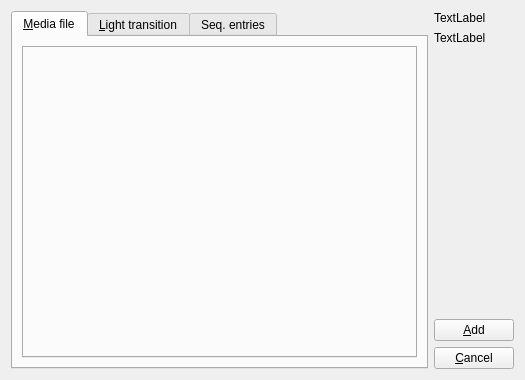
This is src/dialogs/ActionTargetSelectorDialog.ui in AngeloFrancabandiera/starvax-player as Qt 5 draws it before an edit. The edited form follows.
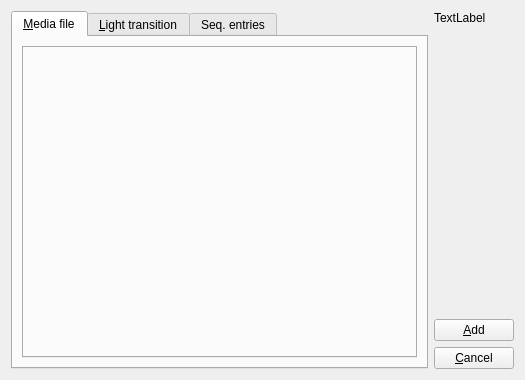
This is the edited form.

Commit message: insertion of events in script with "add" button

The edit to the form file:
```diff
--- a/src/dialogs/ActionTargetSelectorDialog.ui
+++ b/src/dialogs/ActionTargetSelectorDialog.ui
@@ -95,7 +95,7 @@
    <item row="1" column="1">
     <widget class="QLabel" name="lineLabel">
      <property name="text">
-      <string>TextLabel</string>
+      <string></string>
      </property>
     </widget>
    </item>
```
The commit also changes 2 other files.
